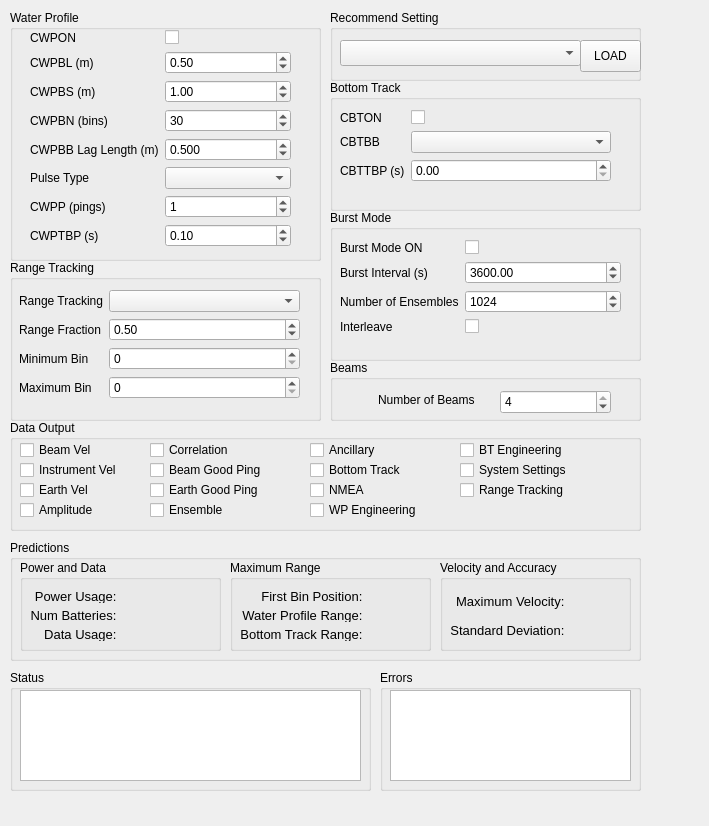
Qt form Frontend/qt/Predictor/subsystem_view.ui (ricorx7/rti_python) before a commit.
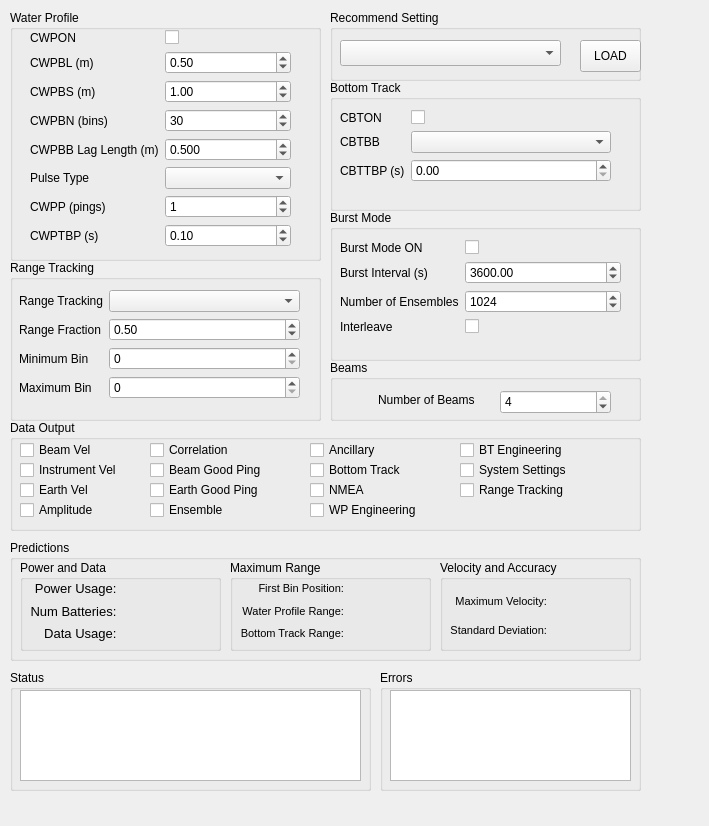
The same form after that commit.

Commit message: Updated the Predictor View sizes to work in Windows

Diff of the .ui file:
```diff
--- a/Frontend/qt/Predictor/subsystem_view.ui
+++ b/Frontend/qt/Predictor/subsystem_view.ui
@@ -567,9 +567,9 @@
      <property name="geometry">
       <rect>
        <x>10</x>
-       <y>30</y>
+       <y>20</y>
        <width>181</width>
-       <height>51</height>
+       <height>62</height>
       </rect>
      </property>
      <layout class="QGridLayout" name="gridLayout_3">
@@ -577,7 +577,7 @@
        <widget class="QLabel" name="label_25">
         <property name="font">
          <font>
-          <pointsize>10</pointsize>
+          <pointsize>8</pointsize>
          </font>
         </property>
         <property name="text">
@@ -592,7 +592,7 @@
        <widget class="QLabel" name="label_27">
         <property name="font">
          <font>
-          <pointsize>10</pointsize>
+          <pointsize>8</pointsize>
          </font>
         </property>
         <property name="text">
@@ -621,7 +621,7 @@
        <widget class="QLabel" name="label_23">
         <property name="font">
          <font>
-          <pointsize>10</pointsize>
+          <pointsize>8</pointsize>
          </font>
         </property>
         <property name="text">
@@ -658,9 +658,9 @@
      <property name="geometry">
       <rect>
        <x>10</x>
-       <y>30</y>
+       <y>20</y>
        <width>181</width>
-       <height>51</height>
+       <height>62</height>
       </rect>
      </property>
      <layout class="QGridLayout" name="gridLayout_2">
@@ -802,7 +802,7 @@
      <rect>
       <x>10</x>
       <y>30</y>
-      <width>241</width>
+      <width>221</width>
       <height>26</height>
      </rect>
     </property>
@@ -916,7 +916,7 @@
       <widget class="QLabel" name="label_19">
        <property name="font">
         <font>
-         <pointsize>10</pointsize>
+         <pointsize>8</pointsize>
         </font>
        </property>
        <property name="text">
@@ -938,7 +938,7 @@
       <widget class="QLabel" name="label_21">
        <property name="font">
         <font>
-         <pointsize>10</pointsize>
+         <pointsize>8</pointsize>
         </font>
        </property>
        <property name="text">
```
The commit also changes 5 other files.
